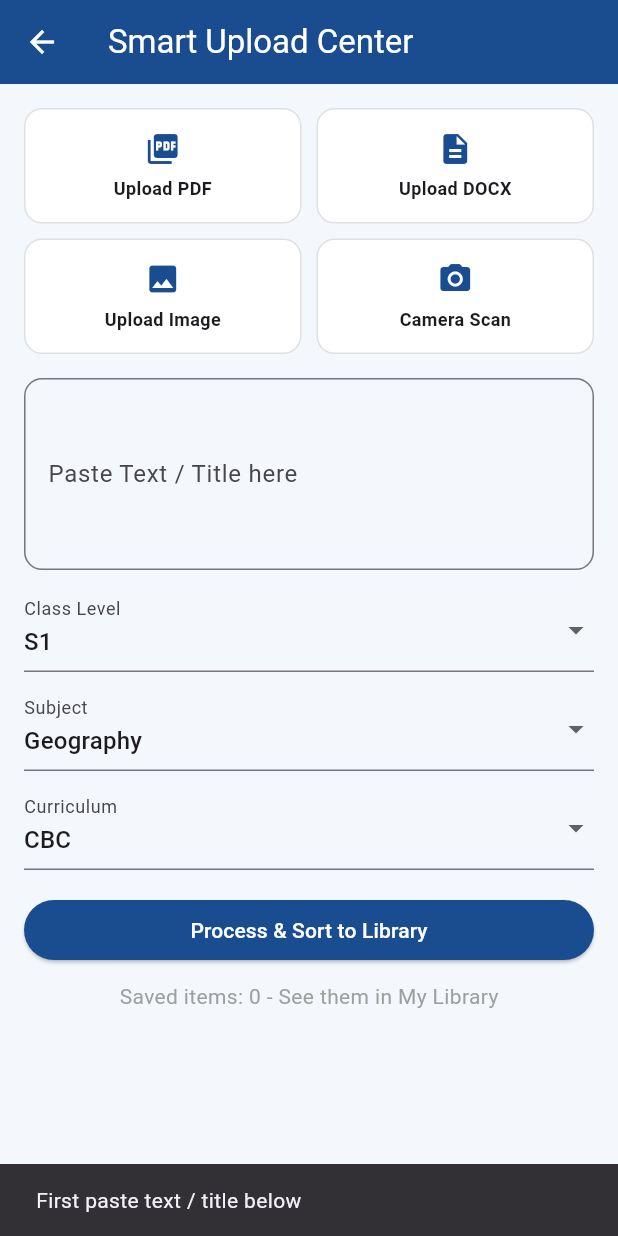
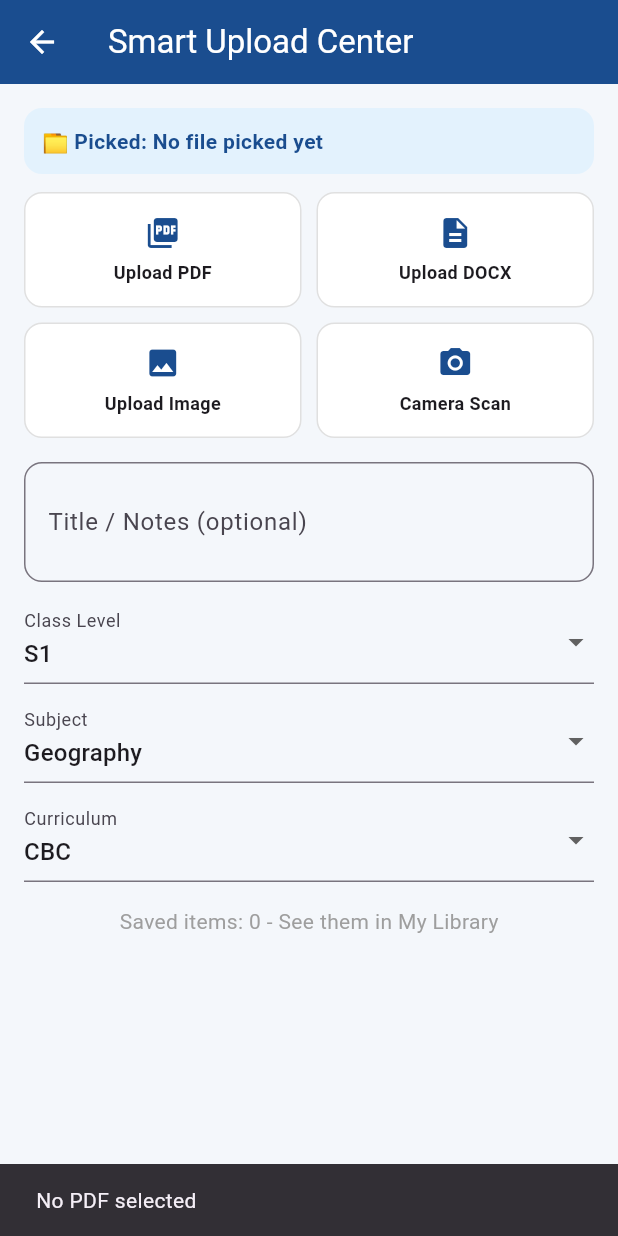
Before and after one commit to mugulithomas93-oss/mtrdf-2026-ai, a Flutter app: the UploadScreen screen opened directly, after a tap on "Upload PDF", on a phone screen of 412 x 824 dp. Run offline on Flutter 3.47's test engine with Material 3 defaults, Android fonts, the phone set to English and light mode, and no system bars; our stand-ins replace file_picker, image_picker.

Commit message:
Update main.dart

```diff
--- a/lib/main.dart
+++ b/lib/main.dart
@@ -1,4 +1,6 @@
 import 'package:flutter/material.dart';
+import 'package:file_picker/file_picker.dart';
+import 'package:image_picker/image_picker.dart';
 
 void main() => runApp(const MTRDFAIApp());
 
@@ -15,9 +17,9 @@ class MTRDFAIApp extends StatelessWidget {
   }
 }
 
-// Global Library - so Upload and Library share same items
 List<String> myLibrary = [];
 
+// ================= SPLASH =================
 class SplashScreen extends StatelessWidget {
   const SplashScreen({super.key});
   @override
@@ -30,6 +32,7 @@ class SplashScreen extends StatelessWidget {
           Container(width: 90, height: 90, decoration: BoxDecoration(color: const Color(0xFF1A4D8F), borderRadius: BorderRadius.circular(45), border: Border.all(color: const Color(0xFFFFC107), width: 3)),
             child: const Center(child: Text('@\nmugThomas', textAlign: TextAlign.center, style: TextStyle(color: Colors.white, fontWeight: FontWeight.bold)))),
           const SizedBox(height: 12),
+          const Text('Research and Development Foundation', textAlign: TextAlign.center, style: TextStyle(fontSize: 13, color: Colors.grey, fontWeight: FontWeight.bold)),
           const Text('MTRDF - 2026 AI', style: TextStyle(fontSize: 28, fontWeight: FontWeight.w900, color: Color(0xFF1A4D8F))),
           const Text('EDUCATIONAL APP', style: TextStyle(letterSpacing: 2, fontWeight: FontWeight.bold, color: Color(0xFFFFC107))),
           const SizedBox(height: 8),
@@ -46,12 +49,17 @@ class SplashScreen extends StatelessWidget {
               const SizedBox(height: 12),
               SizedBox(width: double.infinity, child: ElevatedButton(style: ElevatedButton.styleFrom(backgroundColor: const Color(0xFF1A4D8F), padding: const EdgeInsets.symmetric(vertical: 14)),
                 onPressed: () => Navigator.push(context, MaterialPageRoute(builder: (_) => const HomeScreen())), child: const Text('LOGIN', style: TextStyle(color: Colors.white, fontWeight: FontWeight.bold)))),
+              const SizedBox(height: 8),
+              OutlinedButton(onPressed: () => Navigator.push(context, MaterialPageRoute(builder: (_) => const HomeScreen())), child: const Text('Continue with Email')),
             ])),
+          const SizedBox(height: 10),
+          const Text('Material Design 3 Interface • Uganda', style: TextStyle(fontSize: 11, color: Colors.grey)),
         ]))),
     );
   }
 }
 
+// ================= HOME =================
 class HomeScreen extends StatelessWidget {
   const HomeScreen({super.key});
   Widget menuCard(BuildContext context, String title, String sub, Color color, IconData icon, Widget page) {
@@ -78,7 +86,7 @@ class HomeScreen extends StatelessWidget {
   }
 }
 
-// ================= UPLOAD - NOW WORKING =================
+// ================= UPLOAD - REAL =================
 class UploadScreen extends StatefulWidget {
   const UploadScreen({super.key});
   @override
@@ -87,25 +95,48 @@ class UploadScreen extends StatefulWidget {
 class _UploadScreenState extends State<UploadScreen> {
   String level = 'S1'; String subject = 'Geography'; String curriculum = 'CBC';
   final textController = TextEditingController();
-  void save(String type) {
-    if (textController.text.trim().isEmpty) {
-      ScaffoldMessenger.of(context).showSnackBar(const SnackBar(content: Text('First paste text / title below')));
-      return;
-    }
-    myLibrary.add('$subject • $level • $curriculum • $type: ${textController.text}');
-    ScaffoldMessenger.of(context).showSnackBar(const SnackBar(content: Text('✅ Saved to Library!')));
-    setState(() { textController.clear(); });
+  String pickedFileName = 'No file picked yet';
+
+  void save(String type, String fileName) {
+    myLibrary.add('$subject • $level • $curriculum • $type: $fileName ${textController.text}');
+    ScaffoldMessenger.of(context).showSnackBar(SnackBar(content: Text('✅ Saved: $fileName to Library!')));
+    setState(() { pickedFileName = fileName; });
   }
+
+  Future<void> pickPDF() async {
+    FilePickerResult? result = await FilePicker.platform.pickFiles(type: FileType.custom, allowedExtensions: ['pdf']);
+    if (result != null) save('PDF', result.files.single.name);
+    else ScaffoldMessenger.of(context).showSnackBar(const SnackBar(content: Text('No PDF selected')));
+  }
+  Future<void> pickDOCX() async {
+    FilePickerResult? result = await FilePicker.platform.pickFiles(type: FileType.custom, allowedExtensions: ['docx','doc']);
+    if (result != null) save('DOCX', result.files.single.name);
+    else ScaffoldMessenger.of(context).showSnackBar(const SnackBar(content: Text('No DOCX selected')));
+  }
+  Future<void> pickImage() async {
+    final XFile? image = await ImagePicker().pickImage(source: ImageSource.gallery);
+    if (image != null) save('Image', image.name);
+    else ScaffoldMessenger.of(context).showSnackBar(const SnackBar(content: Text('No image selected')));
+  }
+  Future<void> pickCamera() async {
+    final XFile? photo = await ImagePicker().pickImage(source: ImageSource.camera);
+    if (photo != null) save('Camera Scan', photo.name);
+    else ScaffoldMessenger.of(context).showSnackBar(const SnackBar(content: Text('No photo taken')));
+  }
+
   @override
   Widget build(BuildContext context) {
     return Scaffold(appBar: AppBar(title: const Text('Smart Upload Center'), backgroundColor: const Color(0xFF1A4D8F), foregroundColor: Colors.white),
       body: SingleChildScrollView(padding: const EdgeInsets.all(16),
         child: Column(children: [
-          Row(children: [Expanded(child: _typeBtn(Icons.picture_as_pdf, 'Upload PDF', 'PDF')), const SizedBox(width: 10), Expanded(child: _typeBtn(Icons.description, 'Upload DOCX', 'DOCX'))]),
+          Container(width: double.infinity, padding: const EdgeInsets.all(12), decoration: BoxDecoration(color: const Color(0xFFE3F2FD), borderRadius: BorderRadius.circular(12)),
+            child: Text('📁 Picked: $pickedFileName', style: const TextStyle(fontWeight: FontWeight.bold, color: Color(0xFF1A4D8F)))),
+          const SizedBox(height: 12),
+          Row(children: [Expanded(child: _typeBtn(Icons.picture_as_pdf, 'Upload PDF', pickPDF)), const SizedBox(width: 10), Expanded(child: _typeBtn(Icons.description, 'Upload DOCX', pickDOCX))]),
           const SizedBox(height: 10),
-          Row(children: [Expanded(child: _typeBtn(Icons.image, 'Upload Image', 'Image')), const SizedBox(width: 10), Expanded(child: _typeBtn(Icons.camera_alt, 'Camera Scan', 'Scan'))]),
+          Row(children: [Expanded(child: _typeBtn(Icons.image, 'Upload Image', pickImage)), const SizedBox(width: 10), Expanded(child: _typeBtn(Icons.camera_alt, 'Camera Scan', pickCamera))]),
           const SizedBox(height: 16),
-          TextField(controller: textController, maxLines: 4, decoration: InputDecoration(labelText: 'Paste Text / Title here', hintText: 'e.g. Ways of studying geography', border: OutlineInputBorder(borderRadius: BorderRadius.circular(12)))),
+          TextField(controller: textController, maxLines: 2, decoration: InputDecoration(labelText: 'Title / Notes (optional)', hintText: 'e.g. Ways of studying geography', border: OutlineInputBorder(borderRadius: BorderRadius.circular(12)))),
           const SizedBox(height: 12),
           DropdownButtonFormField<String>(value: level, decoration: const InputDecoration(labelText: 'Class Level'), items: ['S1','S2','S3','S4','S5','S6'].map((e) => DropdownMenuItem(value: e, child: Text(e))).toList(), onChanged: (v) => setState(() => level = v!)),
           const SizedBox(height: 10),
@@ -113,13 +144,11 @@ class _UploadScreenState extends State<UploadScreen> {
           const SizedBox(height: 10),
           DropdownButtonFormField<String>(value: curriculum, decoration: const InputDecoration(labelText: 'Curriculum'), items: ['CBC','Old Curriculum'].map((e) => DropdownMenuItem(value: e, child: Text(e))).toList(), onChanged: (v) => setState(() => curriculum = v!)),
           const SizedBox(height: 16),
-          SizedBox(width: double.infinity, child: ElevatedButton(style: ElevatedButton.styleFrom(backgroundColor: const Color(0xFF1A4D8F)), onPressed: () => save('Paste Text'), child: const Text('Process & Sort to Library', style: TextStyle(color: Colors.white)))),
-          const SizedBox(height: 10),
           Text('Saved items: ${myLibrary.length} - See them in My Library', style: const TextStyle(color: Colors.grey)),
         ])));
   }
-  Widget _typeBtn(IconData icon, String label, String type) {
-    return GestureDetector(onTap: () => save(type), child: Container(padding: const EdgeInsets.all(14), decoration: BoxDecoration(color: Colors.white, borderRadius: BorderRadius.circular(12), border: Border.all(color: Colors.grey.shade300)), child: Column(children: [Icon(icon, color: const Color(0xFF1A4D8F)), const SizedBox(height: 6), Text(label, style: const TextStyle(fontSize: 12, fontWeight: FontWeight.bold))])));
+  Widget _typeBtn(IconData icon, String label, VoidCallback onTap) {
+    return GestureDetector(onTap: onTap, child: Container(padding: const EdgeInsets.all(14), decoration: BoxDecoration(color: Colors.white, borderRadius: BorderRadius.circular(12), border: Border.all(color: Colors.grey.shade300)), child: Column(children: [Icon(icon, color: const Color(0xFF1A4D8F)), const SizedBox(height: 6), Text(label, style: const TextStyle(fontSize: 12, fontWeight: FontWeight.bold))])));
   }
 }
 
@@ -170,23 +199,37 @@ class _AITaskScreenState extends State<AITaskScreen> {
   String generate(String title, String input) {
     final low = input.toLowerCase();
     if (input.trim().isEmpty) return 'Please paste or type your topic first.';
-    // SPECIAL CASE - Ways of studying Geography
+
+    // --- WAYS OF STUDYING GEOGRAPHY ---
     if (low.contains('ways') && low.contains('geography')) {
-      if (title.contains('Create Tests')) {
-        return '📝 TEST - Ways of Studying Geography\n\n1. Define Geography. (2 marks)\n2. State FOUR ways of studying Geography. (4 marks)\n   - Fieldwork / Field study\n   - Observation\n   - Use of Maps, Photographs, Charts\n   - Use of Statistics / Data\n   - Experiments / Practical work\n3. Explain TWO advantages of Fieldwork. (4 marks)\n4. Why is observation important in Geography? (3 marks)\n5. Give TWO examples of how maps help in studying Geography. (2 marks)\n\nTotal: 15 marks\n\nMARKING GUIDE:\nQ2: 1 mark each method. Q3: 2 marks per advantage + example.';
-      }
-      if (title.contains('Summarize')) {
-        return '📝 SUMMARY - Ways of Studying Geography\n\nGeography is the study of the earth and how people relate to it.\n\nWAYS:\n1. Fieldwork - Going out to see rivers, hills, markets\n2. Observation - Watching and recording what you see\n3. Maps & Photographs - Reading maps, aerial photos\n4. Statistics - Using numbers, rainfall figures, population data\n5. Experiments - Testing soil, water in class\n\nWhy important? Makes learning real, not just theory.';
-      }
-      if (title.contains('Lesson Plan')) {
-        return '📚 CBC LESSON PLAN - Ways of Studying Geography\n\nClass: S1 | 80 mins\nOUTCOME: Learners state and use ways of studying Geography.\n\nINTRO (10m): Ask - How do we learn about our village?\nDEVELOPMENT (50m):\n- Explain 5 ways: Fieldwork, Observation, Maps, Statistics, Experiments\n- Group work: Each group demonstrates one way\n- Show a map of Uganda and a photo\nASSESSMENT (20m): List 4 ways + give 1 example each.';
-      }
+      if (title.contains('Create Tests')) return '📝 TEST - Ways of Studying Geography\n\n1. Define Geography. (2 marks)\n2. State FOUR ways of studying Geography. (4 marks)\n   - Fieldwork / Field study\n   - Observation\n   - Use of Maps, Photographs, Charts\n   - Use of Statistics / Data\n   - Experiments / Practical work\n3. Explain TWO advantages of Fieldwork. (4 marks)\n4. Why is observation important in Geography? (3 marks)\n5. Give TWO examples of how maps help in studying Geography. (2 marks)\n\nTotal: 15 marks\n\nMARKING GUIDE:\nQ2: 1 mark each method. Q3: 2 marks per advantage + example.';
+      if (title.contains('Summarize')) return '📝 SUMMARY - Ways of Studying Geography\n\nGeography is the study of the earth and how people relate to it.\n\nWAYS:\n1. Fieldwork - Going out to see rivers, hills, markets\n2. Observation - Watching and recording what you see\n3. Maps & Photographs - Reading maps, aerial photos\n4. Statistics - Using numbers, rainfall figures, population data\n5. Experiments - Testing soil, water in class\n\nWhy important? Makes learning real, not just theory.';
+      if (title.contains('Lesson Plan')) return '📚 CBC LESSON PLAN - Ways of Studying Geography\n\nClass: S1 | 80 mins\nOUTCOME: Learners state and use ways of studying Geography.\n\nINTRO (10m): Ask - How do we learn about our village?\nDEVELOPMENT (50m):\n- Explain 5 ways: Fieldwork, Observation, Maps, Statistics, Experiments\n- Group work: Each group demonstrates one way\n- Show a map of Uganda and a photo\nASSESSMENT (20m): List 4 ways + give 1 example each.';
     }
-    // GENERIC SMART TEMPLATES
+
+    // --- IMPORTANCE OF STUDYING GEOGRAPHY ---
+    if (low.contains('importance') || low.contains('importantance')) {
+      if (title.contains('Lesson Plan')) return '📚 CBC LESSON PLAN - Importance of Studying Geography\n\nClass: S1 | 80 mins\n\nLEARNING OUTCOME:\nLearners should explain 5 importances of studying Geography.\n\nINTRO (10m):\nAsk: Why do we learn Geography? Let learners give their own reasons.\n\nDEVELOPMENT (50m):\n1. Understand environment - weather, soil, rivers in Uganda\n2. Helps in planning - schools, roads, towns, farms\n3. Understand people & cultures - how people live in Karamoja vs Buganda\n4. Creates jobs - teacher, surveyor, meteorologist, tour guide, town planner\n5. Protect environment - deforestation, soil erosion, pollution\n6. Helps farming - climate, soil, rainfall for crops\n7. Solves problems - floods in Kasese, drought in Karamoja, landslides in Bududa\n\nGROUP ACTIVITY:\nEach group takes 1 importance and presents with a Uganda example.\n\nASSESSMENT (20m):\nWrite 5 importances, each with 1 example.\n\nVALUES: Love, Respect, Hard work';
+      if (title.contains('Summarize')) return '📝 SUMMARY - Importance of Studying Geography\n\n1. Understand environment - weather, soil, rivers\n2. Planning - roads, schools, towns\n3. Understand people & cultures\n4. Jobs - teacher, surveyor, meteorologist, tour guide\n5. Protect environment - stop deforestation, erosion\n6. Helps farming - know climate & soil\n7. Solves problems - floods, drought, landslides';
+      if (title.contains('Create Tests')) return '📝 TEST - Importance of Studying Geography\n\n1. Define Geography. (2 marks)\n2. State FIVE importances of studying Geography. (5 marks)\n3. Explain how Geography helps a farmer in Uganda. (3 marks)\n4. Give TWO careers a Geography student can do. (2 marks)\n5. How does Geography help protect the environment? (3 marks)\n\nTotal: 15 marks';
+    }
+
+    // --- LAKES + INVESTMENT ---
+    if (low.contains('lake') && low.contains('investment')) {
+      return '✅ UNEB SOLUTION\n\nQuestion: $input\n\n1. FISHING - Nile Perch, Tilapia in L. Victoria, L. Kyoga for food and sale.\n2. FISH FARMING - Cage farming and fish ponds on lakes.\n3. TOURISM - Hotels, beaches at Entebbe, Jinja, Ssese Islands. Boat rides, bird watching.\n4. WATER TRANSPORT - Ferries like MV Kalangala, boats moving people and goods.\n5. IRRIGATION - Using lake water for rice, vegetables in dry season.\n6. HYDRO-ELECTRIC POWER - Nalubaale & Kiira dams at Jinja from L. Victoria.\n7. SAND MINING - Sand from shores for construction.\n8. WATER SUPPLY - Clean water for towns and bottling.\n\nConclusion: Lakes provide jobs, food, electricity and income.\n\nMarking: 1 mark per well-explained opportunity.';
+    }
+
+    // --- SOIL EROSION ---
+    if (low.contains('soil') && low.contains('erosion')) {
+      if (title.contains('Create Tests')) return '📝 TEST - Soil Erosion\n\n1. Define soil erosion. (2 marks)\n2. State FOUR causes of soil erosion. (4 marks)\n3. Explain TWO effects of soil erosion in Uganda. (4 marks)\n4. State FOUR ways of controlling soil erosion. (4 marks)\n\nTotal: 14 marks';
+      return '✅ UNEB SOLUTION - Soil Erosion\n\nCAUSES:\n1. Deforestation - trees removed, soil exposed\n2. Overgrazing - animals eat all grass\n3. Poor farming - farming on steep slopes\n4. Heavy rainfall - washes topsoil\n\nEFFECTS:\n- Loss of fertile topsoil, low yields, famine, silting of rivers\n\nCONTROL:\n1. Terracing 2. Planting trees 3. Contour ploughing 4. Mulching 5. Crop rotation\n\nMarking: Each point + example = 2 marks.';
+    }
+
+    // --- GENERIC FALLBACK ---
     if (title.contains('Summarize')) return '📝 SUMMARY NOTES\n\nTopic: $input\n\n• What it means: Definition of $input\n• Main points / Methods / Factors\n• Examples from Uganda & East Africa\n• Importance to learners\n• Conclusion for revision';
     if (title.contains('Lesson Plan')) return '📚 CBC LESSON PLAN\n\nTopic: $input\nClass: S1-S4 | 80 mins\n\nOUTCOME: Learners should explain $input.\n\nINTRO (10m): Ask what learners know.\nDEVELOPMENT (50m): Define, explain 4 points, group activity, examples.\nASSESSMENT (20m): Oral + written: Explain 3 points about $input.\n\nVALUES: Love, Respect, Hard work';
     if (title.contains('Video')) return '🎬 VIDEO SCRIPT - $input\n\nScene 1: Hook question\nScene 2: Explain with map / picture\nScene 3: 3 Uganda examples\nScene 4: Quick quiz\nScene 5: Summary + homework\n\nTip: 5-7 minutes only.';
-    if (title.contains('UNEB')) return '✅ UNEB SOLUTION - $input\n\nSTEP 1: Understand the question\nSTEP 2: Define key terms\nSTEP 3: Give 4 points, each with Explanation + Example from Uganda\nSTEP 4: Conclusion\n\nMarking: Each explained point = 2 marks.';
+    if (title.contains('UNEB')) return '✅ UNEB SOLUTION - $input\n\nSTEP 1: Define key terms\nSTEP 2: Give 4 points, each with Explanation + Example from Uganda\nSTEP 3: Conclusion\n\nMarking: Each explained point = 2 marks.';
     return '📝 TEST - $input\n\n1. Define $input. (2 marks)\n2. State FOUR key points about $input. (4 marks)\n3. Explain TWO importance / advantages of $input. (4 marks)\n4. Give TWO examples of $input in Uganda. (2 marks)\n5. Explain ONE challenge related to $input. (3 marks)\n\nTotal: 15 marks';
   }
 
```
